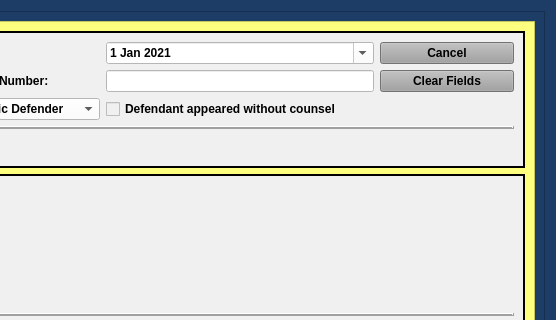
Above: package/views/ui/NotGuiltyBondDialog.ui from HunterProgram22/MuniEntry before the change; both pictures show x 489 to 1045 and y 0 to 320 of the 1045 by 791 pixel window. Below: the same form after it.
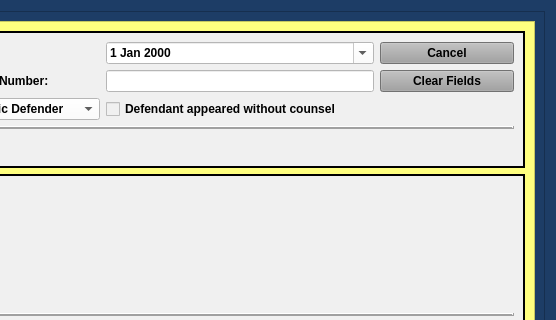
That is the form after the change. Custom widgets are drawn as their Qt base class.

The edit to the form file:
```diff
--- a/package/views/ui/NotGuiltyBondDialog.ui
+++ b/package/views/ui/NotGuiltyBondDialog.ui
@@ -219,23 +219,9 @@
                 <string notr="true">color: rgb(0, 0, 0);
 background-color: rgb(255, 255, 255);</string>
                </property>
-               <property name="minimumDate">
-                <date>
-                 <year>2021</year>
-                 <month>1</month>
-                 <day>1</day>
-                </date>
-               </property>
                <property name="calendarPopup">
                 <bool>true</bool>
                </property>
-               <property name="date">
-                <date>
-                 <year>2021</year>
-                 <month>1</month>
-                 <day>1</day>
-                </date>
-               </property>
               </widget>
              </item>
              <item row="0" column="1">
@@ -1003,6 +989,18 @@
    </item>
   </layout>
  </widget>
+ <customwidgets>
+  <customwidget>
+   <class>NoScrollDateEdit</class>
+   <extends>QDateEdit</extends>
+   <header>.custom_widgets</header>
+  </customwidget>
+  <customwidget>
+   <class>NoScrollComboBox</class>
+   <extends>QComboBox</extends>
+   <header>.custom_widgets</header>
+  </customwidget>
+ </customwidgets>
  <tabstops>
   <tabstop>defendant_first_name_lineEdit</tabstop>
   <tabstop>defendant_last_name_lineEdit</tabstop>
```
Left out of the diff: 14 changed lines with no effect on the pictures.
